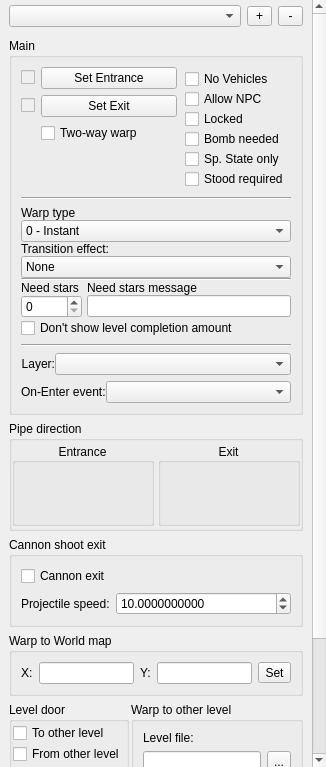
WohlSoft/Moondust-Project, file Editor/main_window/dock/lvl_warp_props.ui: the form before one commit.
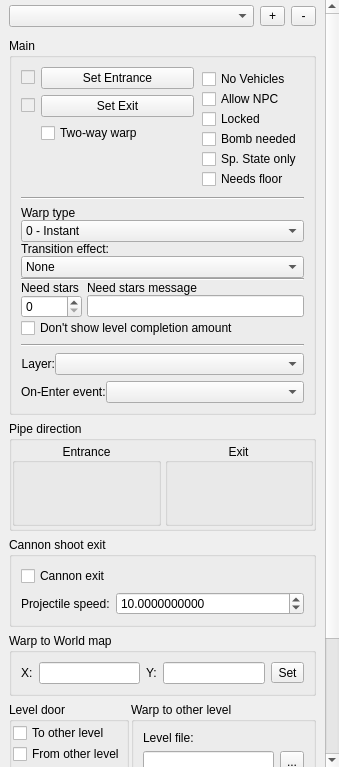
The form after the commit. Icons and pictures are not drawn. Custom widgets are drawn as their Qt base class.

Commit message:
Editor: Rename "stood required" into "Needs floor"
More clear name for this setting, thanks to @ds-sloth for the idea

The edit to the form file:
```diff
--- a/Editor/main_window/dock/lvl_warp_props.ui
+++ b/Editor/main_window/dock/lvl_warp_props.ui
@@ -6,7 +6,7 @@
    <rect>
     <x>0</x>
     <y>0</y>
-    <width>326</width>
+    <width>339</width>
     <height>767</height>
    </rect>
   </property>
@@ -56,7 +56,7 @@
      <rect>
       <x>0</x>
       <y>0</y>
-      <width>312</width>
+      <width>325</width>
       <height>957</height>
      </rect>
     </property>
@@ -643,7 +643,7 @@
               <string>This warp can be entered in only condition when a player stands on the ground. This option does not affect Instant and Portal warp types.</string>
              </property>
              <property name="text">
-              <string>Stood required</string>
+              <string>Needs floor</string>
              </property>
             </widget>
            </item>
@@ -763,7 +763,7 @@
           <property name="frameShadow">
            <enum>QFrame::Raised</enum>
           </property>
-          <layout class="QGridLayout" name="gridLayout_4" columnstretch="0,60,0">
+          <layout class="QGridLayout" name="gridLayout_4" columnstretch="0,60">
            <property name="sizeConstraint">
             <enum>QLayout::SetMinimumSize</enum>
            </property>
```
Left out of the diff: 4 changed lines with no effect on the pictures. The commit also changes 8 other files.
